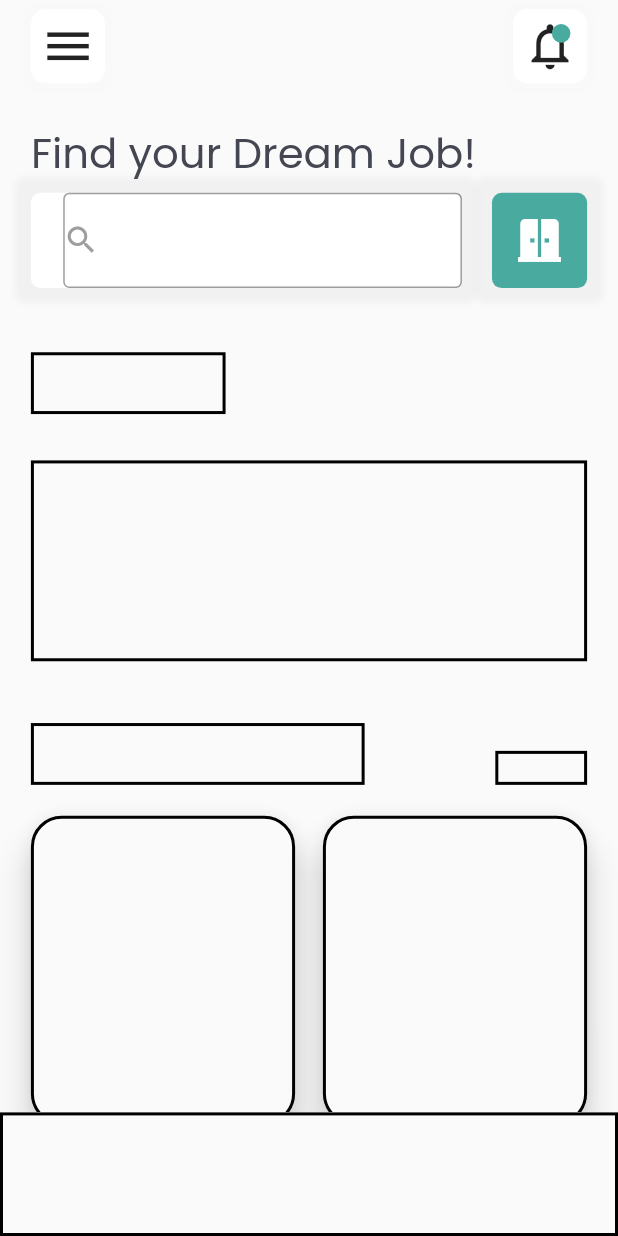
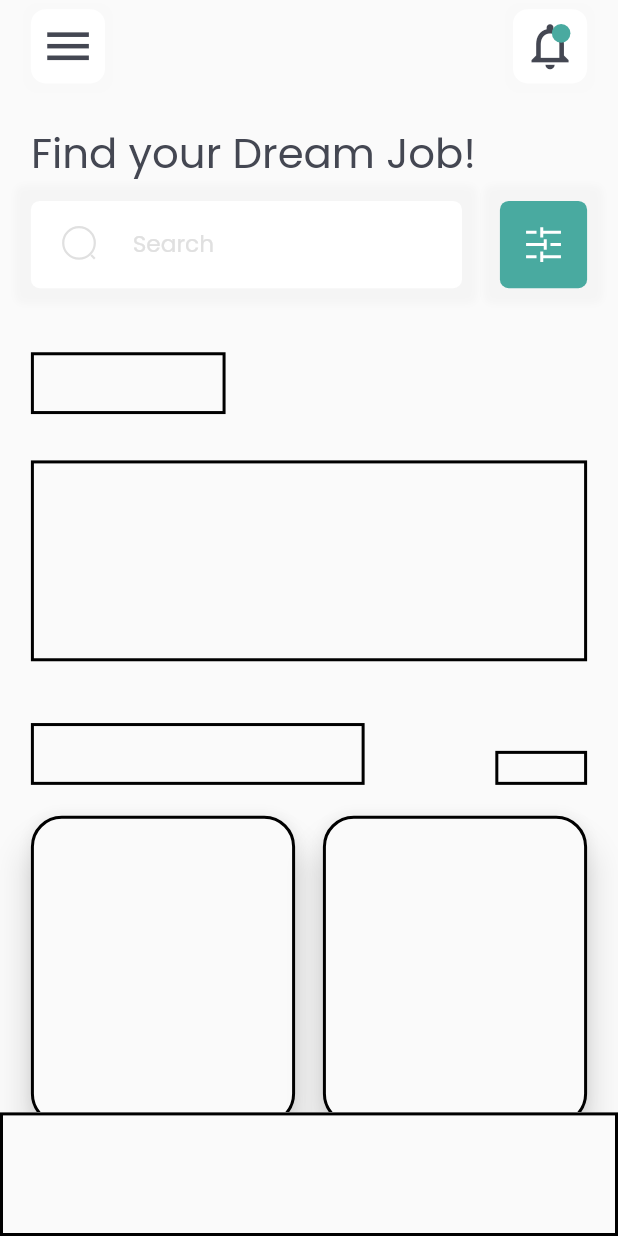
Before and after one commit to dalyathan/job-search, a Flutter app: the screen it shows after launch, on a phone screen of 412 x 824 dp. Run offline on Flutter 3.47's test engine with Material 2 defaults, Android fonts, the phone set to English and light mode, and no system bars; our stand-ins replace google_fonts.

Commit message:
done with the search bar

```diff
--- a/lib/components/common/appbar.dart
+++ b/lib/components/common/appbar.dart
@@ -32,6 +32,7 @@ class CustomAppBar extends StatelessWidget {
             child: Icon(
               Icons.menu,
               size: iconBoxSize * 0.75,
+              color: MyTheme.blackish,
             ),
           ),
           Container(
@@ -55,6 +56,7 @@ class CustomAppBar extends StatelessWidget {
                 Icon(
                   Icons.notifications_none_outlined,
                   size: iconBoxSize * 0.75,
+                  color: MyTheme.blackish,
                 ),
                 Positioned(
                   top: iconBoxSize * 0.2,
--- a/lib/components/home/search_field.dart
+++ b/lib/components/home/search_field.dart
@@ -1,4 +1,7 @@
 import 'package:flutter/material.dart';
+import 'package:job_search/theme.dart';
+
+import '../../icons/search.dart';
 
 class SearchField extends StatefulWidget {
   final double width;
@@ -11,8 +14,11 @@ class SearchField extends StatefulWidget {
 }
 
 class _SearchFieldState extends State<SearchField> {
+  bool fieldNotFocused = true;
+  final textEditingController = TextEditingController();
   @override
   Widget build(BuildContext context) {
+    var fontSize = widget.height * 0.4;
     return Container(
       width: widget.width,
       height: widget.height,
@@ -21,22 +27,49 @@ class _SearchFieldState extends State<SearchField> {
         child: Stack(
           alignment: Alignment.centerLeft,
           children: [
-            TextField(
-              style: TextStyle(fontSize: widget.height * 0.4),
-              textAlign: TextAlign.left,
-              decoration: const InputDecoration(
-                border: OutlineInputBorder(borderSide: BorderSide()),
-                focusedBorder: OutlineInputBorder(
-                    borderSide: BorderSide(color: Colors.red)),
+            FocusScope(
+              child: Focus(
+                onFocusChange: (focus) => setState(() {
+                  fieldNotFocused = focus ? false : true;
+                }),
+                child: TextField(
+                  controller: textEditingController,
+                  style: TextStyle(fontSize: fontSize),
+                  textAlign: TextAlign.left,
+                  decoration: const InputDecoration(
+                      contentPadding: EdgeInsets.zero,
+                      border: InputBorder.none,
+                      focusedBorder: InputBorder.none,
+                      errorBorder: InputBorder.none),
+                ),
               ),
             ),
-            Row(
-              children: const [
-                Icon(
-                  Icons.search,
-                  color: Colors.grey,
+            Visibility(
+              visible:
+                  fieldNotFocused && textEditingController.value.text.isEmpty,
+              child: SizedBox(
+                width: widget.width * 0.35,
+                height: fontSize,
+                child: Row(
+                  mainAxisAlignment: MainAxisAlignment.spaceBetween,
+                  crossAxisAlignment: CrossAxisAlignment.start,
+                  children: [
+                    SearchIcon(
+                      size: fontSize * 0.8,
+                    ),
+                    SizedBox(
+                      height: fontSize,
+                      child: FittedBox(
+                          fit: BoxFit.fitHeight,
+                          child: Text(
+                            'Search',
+                            style: MyTheme.style
+                                .copyWith(color: Colors.grey[300]!),
+                          )),
+                    )
+                  ],
                 ),
-              ],
+              ),
             )
           ],
         ),
@@ -46,7 +79,7 @@ class _SearchFieldState extends State<SearchField> {
         color: Colors.white,
         boxShadow: [
           BoxShadow(
-            color: Colors.grey.withOpacity(0.1),
+            color: Colors.grey.withOpacity(0.05),
             spreadRadius: 10,
             blurRadius: 3,
             offset: const Offset(0, 0),
--- a/lib/components/home/search_job.dart
+++ b/lib/components/home/search_job.dart
@@ -1,6 +1,6 @@
 import 'package:flutter/material.dart';
-import 'package:google_fonts/google_fonts.dart';
 import 'package:job_search/components/home/search_field.dart';
+import 'package:job_search/icons/slide.dart';
 import 'package:job_search/theme.dart';
 
 class SearchJob extends StatelessWidget {
@@ -11,7 +11,7 @@ class SearchJob extends StatelessWidget {
 
   @override
   Widget build(BuildContext context) {
-    double searchBarHeight = height * 0.6;
+    double searchBarHeight = height * 0.55;
     double searchContentHeight = searchBarHeight * 0.95;
     return SizedBox(
       width: width,
@@ -26,7 +26,7 @@ class SearchJob extends StatelessWidget {
               fit: BoxFit.fitWidth,
               child: Text(
                 "Find your Dream Job!",
-                style: GoogleFonts.poppins(color: MyTheme.blackish),
+                style: MyTheme.style.copyWith(color: MyTheme.blackish),
               ),
             ),
             // decoration: BoxDecoration(
@@ -45,10 +45,10 @@ class SearchJob extends StatelessWidget {
                   Container(
                     width: searchContentHeight,
                     height: searchContentHeight,
-                    child: Icon(
-                      Icons.door_sliding,
-                      color: Colors.white,
-                      size: searchContentHeight * 0.6,
+                    child: Center(
+                      child: SlideIcon(
+                        size: searchContentHeight * 0.4,
+                      ),
                     ),
                     decoration: BoxDecoration(
                       color: MyTheme.greenish,
@@ -56,7 +56,7 @@ class SearchJob extends StatelessWidget {
                           BorderRadius.circular(searchContentHeight * 0.1),
                       boxShadow: [
                         BoxShadow(
-                          color: Colors.grey.withOpacity(0.1),
+                          color: Colors.grey.withOpacity(0.05),
                           spreadRadius: 10,
                           blurRadius: 3,
                           offset: const Offset(0, 0),
--- /dev/null
+++ b/lib/icons/search.dart
@@ -0,0 +1,15 @@
+import 'package:flutter/material.dart';
+import 'package:job_search/painters/search.dart';
+
+class SearchIcon extends StatelessWidget {
+  final double size;
+  const SearchIcon({Key? key, required this.size}) : super(key: key);
+
+  @override
+  Widget build(BuildContext context) {
+    return CustomPaint(
+      painter: SearchIconPainter(),
+      size: Size.square(size),
+    );
+  }
+}
--- /dev/null
+++ b/lib/icons/slide.dart
@@ -0,0 +1,15 @@
+import 'package:flutter/material.dart';
+import 'package:job_search/painters/slide.dart';
+
+class SlideIcon extends StatelessWidget {
+  final double size;
+  const SlideIcon({Key? key, required this.size}) : super(key: key);
+
+  @override
+  Widget build(BuildContext context) {
+    return CustomPaint(
+      painter: SlideIconPainter(),
+      size: Size.square(size),
+    );
+  }
+}
--- a/lib/theme.dart
+++ b/lib/theme.dart
@@ -1,6 +1,8 @@
 import 'package:flutter/material.dart';
+import 'package:google_fonts/google_fonts.dart';
 
 class MyTheme {
   static const Color greenish = Color.fromRGBO(73, 170, 160, 1);
   static const Color blackish = Color.fromRGBO(68, 71, 82, 1);
+  static TextStyle style = GoogleFonts.poppins();
 }
```
Also changed, not shown: lib/painters/search.dart (+14 -2 lines), lib/painters/slide.dart (added, +58 -0 lines).
